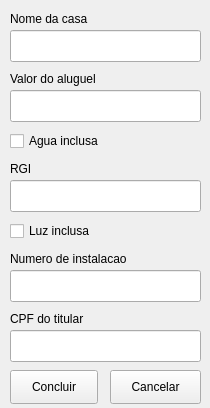
Qt form interface/Alterar_casa.ui (adenilsonElias/Gerenciador_Casa_Aluguel) before a commit.
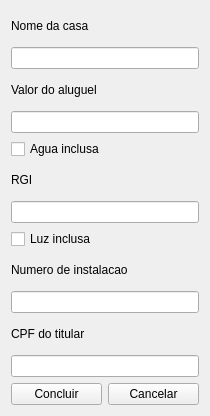
The same form after that commit.

```diff
--- a/interface/Alterar_casa.ui
+++ b/interface/Alterar_casa.ui
@@ -7,79 +7,36 @@
     <x>0</x>
     <y>0</y>
     <width>210</width>
-    <height>408</height>
+    <height>416</height>
    </rect>
   </property>
+  <property name="minimumSize">
+   <size>
+    <width>210</width>
+    <height>416</height>
+   </size>
+  </property>
+  <property name="maximumSize">
+   <size>
+    <width>210</width>
+    <height>416</height>
+   </size>
+  </property>
   <property name="windowTitle">
    <string>Form</string>
   </property>
-  <widget class="QLineEdit" name="RGI">
-   <property name="enabled">
-    <bool>true</bool>
-   </property>
-   <property name="geometry">
-    <rect>
-     <x>10</x>
-     <y>180</y>
-     <width>191</width>
-     <height>32</height>
-    </rect>
-   </property>
-   <property name="inputMask">
-    <string>9999999999</string>
-   </property>
-  </widget>
-  <widget class="QCheckBox" name="checkBox_luzinclusa">
-   <property name="geometry">
-    <rect>
-     <x>10</x>
-     <y>220</y>
-     <width>101</width>
-     <height>22</height>
-    </rect>
-   </property>
+  <layout class="QVBoxLayout" name="verticalLayout_2">
+   <item>
+    <layout class="QVBoxLayout" name="verticalLayout">
+     <item>
+      <widget class="QLabel" name="label">
    <property name="text">
-    <string>Luz inclusa</string>
-   </property>
-  </widget>
-  <widget class="QLabel" name="label_3">
-   <property name="geometry">
-    <rect>
-     <x>10</x>
-     <y>310</y>
-     <width>81</width>
-     <height>18</height>
-    </rect>
-   </property>
-   <property name="text">
-    <string>CPF do titular</string>
-   </property>
-  </widget>
-  <widget class="QLineEdit" name="campo_numero_instalacao">
-   <property name="enabled">
-    <bool>true</bool>
-   </property>
-   <property name="geometry">
-    <rect>
-     <x>10</x>
-     <y>270</y>
-     <width>191</width>
-     <height>32</height>
-    </rect>
-   </property>
-   <property name="inputMask">
-    <string>9999999999</string>
-   </property>
-  </widget>
+        <string>Nome da casa</string>
+       </property>
+      </widget>
+     </item>
+     <item>
   <widget class="QLineEdit" name="campo_nomeDaCasa">
-   <property name="geometry">
-    <rect>
-     <x>10</x>
-     <y>30</y>
-     <width>191</width>
-     <height>32</height>
-    </rect>
-   </property>
    <property name="text">
     <string/>
    </property>
@@ -87,54 +44,26 @@
     <number>200</number>
    </property>
   </widget>
-  <widget class="QLineEdit" name="CPF_titular">
-   <property name="geometry">
-    <rect>
-     <x>10</x>
-     <y>330</y>
-     <width>191</width>
-     <height>32</height>
-    </rect>
-   </property>
-   <property name="inputMask">
-    <string>99999999999</string>
-   </property>
-  </widget>
-  <widget class="QPushButton" name="botao_cancelar">
-   <property name="geometry">
-    <rect>
-     <x>110</x>
-     <y>370</y>
-     <width>91</width>
-     <height>34</height>
-    </rect>
-   </property>
-   <property name="text">
-    <string>Cancelar</string>
-   </property>
-  </widget>
+     </item>
+     <item>
   <widget class="QLabel" name="label_2">
-   <property name="geometry">
-    <rect>
-     <x>10</x>
-     <y>70</y>
-     <width>111</width>
-     <height>18</height>
-    </rect>
-   </property>
    <property name="text">
     <string>Valor do aluguel</string>
    </property>
   </widget>
+     </item>
+     <item>
+      <widget class="QLineEdit" name="campo_valorDoAluguel">
+       <property name="inputMask">
+        <string/>
+       </property>
+       <property name="text">
+        <string/>
+       </property>
+      </widget>
+     </item>
+     <item>
   <widget class="QCheckBox" name="checkBox_aguaInclusa">
-   <property name="geometry">
-    <rect>
-     <x>10</x>
-     <y>130</y>
-     <width>111</width>
-     <height>22</height>
-    </rect>
-   </property>
    <property name="text">
     <string>Agua inclusa</string>
    </property>
@@ -145,74 +74,83 @@
     <bool>false</bool>
    </property>
   </widget>
-  <widget class="QPushButton" name="botao_concluir">
-   <property name="geometry">
-    <rect>
-     <x>10</x>
-     <y>370</y>
-     <width>88</width>
-     <height>34</height>
-    </rect>
-   </property>
-   <property name="text">
-    <string>Concluir</string>
-   </property>
-  </widget>
-  <widget class="QLabel" name="label_4">
-   <property name="geometry">
-    <rect>
-     <x>10</x>
-     <y>250</y>
-     <width>141</width>
-     <height>18</height>
-    </rect>
-   </property>
-   <property name="text">
-    <string>Numero de instalacao</string>
-   </property>
-  </widget>
-  <widget class="QLabel" name="label">
-   <property name="geometry">
-    <rect>
-     <x>10</x>
-     <y>10</y>
-     <width>111</width>
-     <height>18</height>
-    </rect>
-   </property>
-   <property name="text">
-    <string>Nome da casa</string>
-   </property>
-  </widget>
+     </item>
+     <item>
   <widget class="QLabel" name="label_5">
-   <property name="geometry">
-    <rect>
-     <x>10</x>
-     <y>160</y>
-     <width>58</width>
-     <height>18</height>
-    </rect>
-   </property>
    <property name="text">
     <string>RGI</string>
    </property>
   </widget>
-  <widget class="QLineEdit" name="campo_valorDoAluguel">
-   <property name="geometry">
-    <rect>
-     <x>10</x>
-     <y>90</y>
-     <width>191</width>
-     <height>32</height>
-    </rect>
+     </item>
+     <item>
+      <widget class="QLineEdit" name="RGI">
+       <property name="enabled">
+        <bool>true</bool>
    </property>
    <property name="inputMask">
-    <string/>
-   </property>
+        <string>9999999999</string>
+       </property>
+      </widget>
+     </item>
+     <item>
+      <widget class="QCheckBox" name="checkBox_luzinclusa">
    <property name="text">
-    <string/>
-   </property>
-  </widget>
+        <string>Luz inclusa</string>
+       </property>
+      </widget>
+     </item>
+     <item>
+      <widget class="QLabel" name="label_4">
+       <property name="text">
+        <string>Numero de instalacao</string>
+       </property>
+      </widget>
+     </item>
+     <item>
+      <widget class="QLineEdit" name="campo_numero_instalacao">
+       <property name="enabled">
+        <bool>true</bool>
+       </property>
+       <property name="inputMask">
+        <string>9999999999</string>
+       </property>
+      </widget>
+     </item>
+     <item>
+      <widget class="QLabel" name="label_3">
+       <property name="text">
+        <string>CPF do titular</string>
+       </property>
+      </widget>
+     </item>
+     <item>
+      <widget class="QLineEdit" name="CPF_titular">
+       <property name="inputMask">
+        <string>99999999999</string>
+       </property>
+      </widget>
+     </item>
+     <item>
+      <layout class="QHBoxLayout" name="horizontalLayout">
+       <item>
+        <widget class="QPushButton" name="botao_concluir">
+         <property name="text">
+          <string>Concluir</string>
+         </property>
+        </widget>
+       </item>
+       <item>
+        <widget class="QPushButton" name="botao_cancelar">
+         <property name="text">
+          <string>Cancelar</string>
+         </property>
+        </widget>
+       </item>
+      </layout>
+     </item>
+    </layout>
+   </item>
+  </layout>
  </widget>
  <resources/>
  <connections/>
```
Lines whose indentation alone changed are shown as unchanged.
